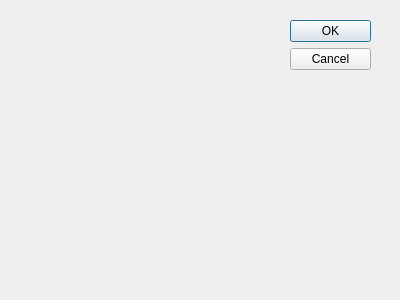
Qt form src/tree.ui (bengroneman/wind_river_family_tree) before a commit.
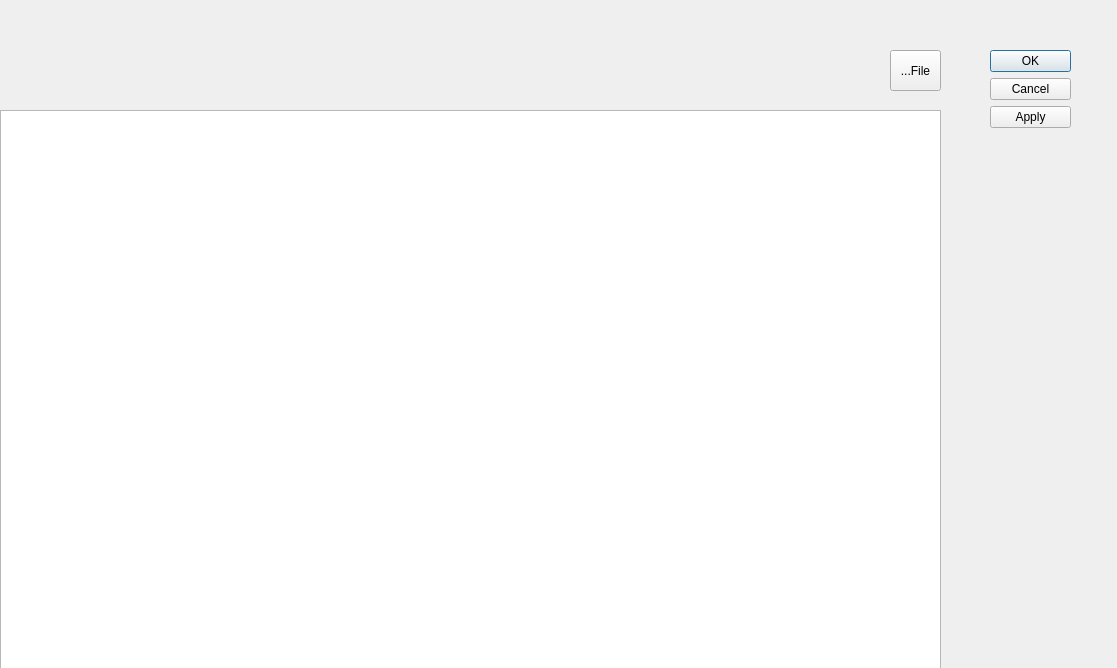
The same form after that commit.

Commit message: feat: file... button will now open a file dialog (WIP)

```diff
--- a/src/tree.ui
+++ b/src/tree.ui
@@ -6,8 +6,8 @@
    <rect>
     <x>0</x>
     <y>0</y>
-    <width>400</width>
-    <height>300</height>
+    <width>1117</width>
+    <height>668</height>
    </rect>
   </property>
   <property name="windowTitle">
@@ -16,17 +16,40 @@
   <widget class="QDialogButtonBox" name="buttonBox">
    <property name="geometry">
     <rect>
-     <x>290</x>
-     <y>20</y>
+     <x>990</x>
+     <y>50</y>
      <width>81</width>
-     <height>241</height>
+     <height>81</height>
     </rect>
    </property>
    <property name="orientation">
     <enum>Qt::Vertical</enum>
    </property>
    <property name="standardButtons">
-    <set>QDialogButtonBox::Cancel|QDialogButtonBox::Ok</set>
+    <set>QDialogButtonBox::Apply|QDialogButtonBox::Cancel|QDialogButtonBox::Ok</set>
+   </property>
+  </widget>
+  <widget class="QTableView" name="tableView">
+   <property name="geometry">
+    <rect>
+     <x>0</x>
+     <y>110</y>
+     <width>941</width>
+     <height>571</height>
+    </rect>
+   </property>
+  </widget>
+  <widget class="QToolButton" name="toolButton">
+   <property name="geometry">
+    <rect>
+     <x>890</x>
+     <y>50</y>
+     <width>51</width>
+     <height>41</height>
+    </rect>
+   </property>
+   <property name="text">
+    <string>...File</string>
    </property>
   </widget>
  </widget>
```
The commit also changes 2 other files.
